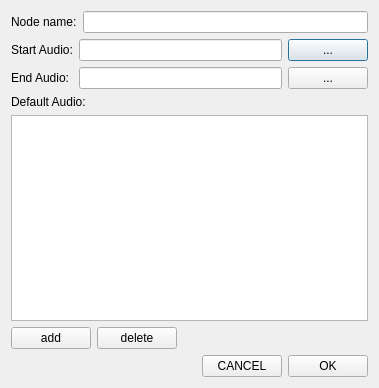
This is sourceFiles/Ui/setNodeInfoDialog/setNodeInfoDialog.ui in qeesung/ddBook as Qt 5 draws it before an edit. The edited form follows.
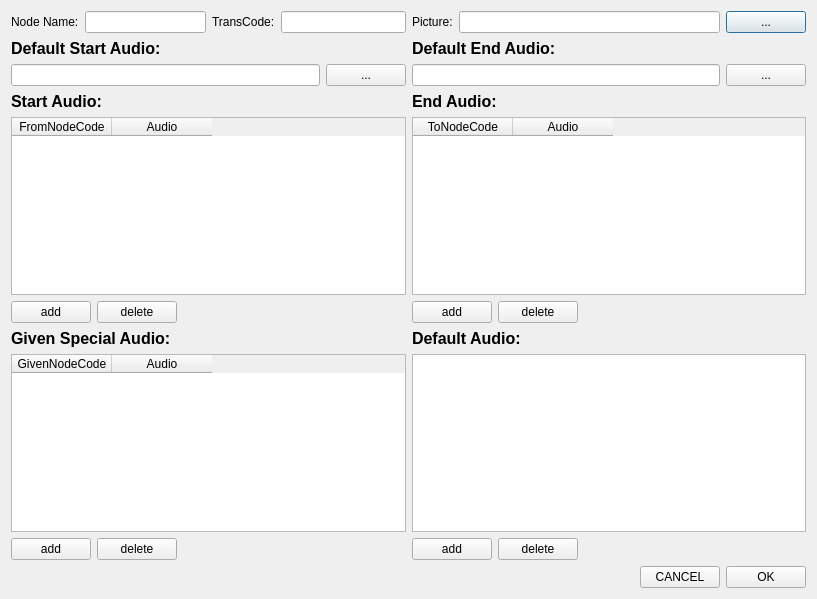
This is the edited form.

What changed in the file:
```diff
--- a/sourceFiles/Ui/setNodeInfoDialog/setNodeInfoDialog.ui
+++ b/sourceFiles/Ui/setNodeInfoDialog/setNodeInfoDialog.ui
@@ -6,22 +6,28 @@
    <rect>
     <x>0</x>
     <y>0</y>
-    <width>379</width>
-    <height>388</height>
+    <width>817</width>
+    <height>599</height>
    </rect>
   </property>
   <property name="windowTitle">
    <string>Dialog</string>
   </property>
-  <layout class="QGridLayout" name="gridLayout">
-   <item row="0" column="0">
+  <layout class="QVBoxLayout" name="verticalLayout_8">
+   <item>
     <layout class="QVBoxLayout" name="verticalLayout_7">
      <item>
+      <layout class="QVBoxLayout" name="verticalLayout_6">
+       <item>
+        <layout class="QHBoxLayout" name="horizontalLayout_14">
+         <item>
+          <layout class="QHBoxLayout" name="horizontalLayout_2">
+           <item>
       <layout class="QHBoxLayout" name="horizontalLayout_5">
        <item>
         <widget class="QLabel" name="label_4">
          <property name="text">
-          <string>Node name:</string>
+                <string>Node Name:</string>
          </property>
         </widget>
        </item>
@@ -31,56 +37,170 @@
       </layout>
      </item>
      <item>
-      <layout class="QVBoxLayout" name="verticalLayout_6">
+            <layout class="QHBoxLayout" name="horizontalLayout_11">
+             <item>
+              <widget class="QLabel" name="label_8">
+               <property name="text">
+                <string>TransCode:</string>
+               </property>
+              </widget>
+             </item>
+             <item>
+              <widget class="QLineEdit" name="transCodeLineEdit"/>
+             </item>
+            </layout>
+           </item>
+          </layout>
+         </item>
+         <item>
+          <layout class="QHBoxLayout" name="horizontalLayout_13">
+           <item>
+            <layout class="QHBoxLayout" name="horizontalLayout_12">
+             <item>
+              <widget class="QLabel" name="label_9">
+               <property name="text">
+                <string>Picture:</string>
+               </property>
+              </widget>
+             </item>
+             <item>
+              <widget class="QLineEdit" name="pictureLineEdit"/>
+             </item>
+            </layout>
+           </item>
+           <item>
+            <widget class="QPushButton" name="picturePushButton">
+             <property name="text">
+              <string>...</string>
+             </property>
+            </widget>
+           </item>
+          </layout>
+         </item>
+        </layout>
+       </item>
        <item>
         <layout class="QVBoxLayout" name="verticalLayout_5">
          <item>
-          <layout class="QVBoxLayout" name="verticalLayout_4">
+          <layout class="QHBoxLayout" name="horizontalLayout_15">
            <item>
-            <layout class="QHBoxLayout" name="horizontalLayout">
-             <item>
-              <layout class="QVBoxLayout" name="verticalLayout_3">
+            <layout class="QVBoxLayout" name="verticalLayout">
                <item>
                 <widget class="QLabel" name="label">
+               <property name="font">
+                <font>
+                 <pointsize>12</pointsize>
+                 <weight>75</weight>
+                 <bold>true</bold>
+                </font>
+               </property>
+               <property name="text">
+                <string>Default Start Audio:</string>
+               </property>
+              </widget>
+             </item>
+             <item>
+              <layout class="QHBoxLayout" name="horizontalLayout">
+               <item>
+                <widget class="QLineEdit" name="startAudioLineEdit"/>
+               </item>
+               <item>
+                <widget class="QPushButton" name="startAudioPushButton">
+                 <property name="sizePolicy">
+                  <sizepolicy hsizetype="Fixed" vsizetype="Fixed">
+                   <horstretch>0</horstretch>
+                   <verstretch>0</verstretch>
+                  </sizepolicy>
+                 </property>
+                 <property name="text">
+                  <string>...</string>
+                 </property>
+                </widget>
+               </item>
+              </layout>
+             </item>
+             <item>
+              <widget class="QLabel" name="label_5">
+               <property name="font">
+                <font>
+                 <pointsize>12</pointsize>
+                 <weight>75</weight>
+                 <bold>true</bold>
+                </font>
+               </property>
                  <property name="text">
                   <string>Start Audio:</string>
                  </property>
                 </widget>
                </item>
                <item>
-                <widget class="QLabel" name="label_2">
+              <widget class="QTableWidget" name="startAudioTableWidget">
+               <column>
                  <property name="text">
-                  <string>End Audio:</string>
-                 </property>
-                </widget>
-               </item>
+                 <string>FromNodeCode</string>
+                </property>
+               </column>
+               <column>
+                <property name="text">
+                 <string>Audio</string>
+                </property>
+               </column>
+              </widget>
+             </item>
+             <item>
+              <layout class="QHBoxLayout" name="horizontalLayout_6">
+               <item>
+                <widget class="QPushButton" name="startAudioAddPushButton">
+                 <property name="text">
+                  <string>add</string>
+                 </property>
+                </widget>
+               </item>
+               <item>
+                <widget class="QPushButton" name="startAudioDeletePushButton">
+                 <property name="text">
+                  <string>delete</string>
+                 </property>
+                </widget>
+               </item>
+               <item>
+                <spacer name="horizontalSpacer_3">
+                 <property name="orientation">
+                  <enum>Qt::Horizontal</enum>
+                 </property>
+                 <property name="sizeHint" stdset="0">
+                  <size>
+                   <width>40</width>
+                   <height>20</height>
+                  </size>
+                 </property>
+                </spacer>
+               </item>
+              </layout>
+             </item>
               </layout>
              </item>
              <item>
               <layout class="QVBoxLayout" name="verticalLayout_2">
                <item>
-                <widget class="QLineEdit" name="startAudioLineEdit"/>
-               </item>
+              <widget class="QLabel" name="label_2">
+               <property name="font">
+                <font>
+                 <pointsize>12</pointsize>
+                 <weight>75</weight>
+                 <bold>true</bold>
+                </font>
+               </property>
+               <property name="text">
+                <string>Default End Audio:</string>
+               </property>
+              </widget>
+             </item>
+             <item>
+              <layout class="QHBoxLayout" name="horizontalLayout_8">
                <item>
                 <widget class="QLineEdit" name="endAudioLineEdit"/>
                </item>
-              </layout>
-             </item>
-             <item>
-              <layout class="QVBoxLayout" name="verticalLayout">
-               <item>
-                <widget class="QPushButton" name="startAudioPushButton">
-                 <property name="sizePolicy">
-                  <sizepolicy hsizetype="Fixed" vsizetype="Fixed">
-                   <horstretch>0</horstretch>
-                   <verstretch>0</verstretch>
-                  </sizepolicy>
-                 </property>
-                 <property name="text">
-                  <string>...</string>
-                 </property>
-                </widget>
-               </item>
                <item>
                 <widget class="QPushButton" name="endAudioPushButton">
                  <property name="sizePolicy">
@@ -96,38 +216,171 @@
                </item>
               </layout>
              </item>
-            </layout>
-           </item>
+             <item>
+              <widget class="QLabel" name="label_6">
+               <property name="font">
+                <font>
+                 <pointsize>12</pointsize>
+                 <weight>75</weight>
+                 <bold>true</bold>
+                </font>
+               </property>
+               <property name="text">
+                <string>End Audio:</string>
+               </property>
+              </widget>
+             </item>
+             <item>
+              <widget class="QTableWidget" name="endAudioTableWidget">
+               <column>
+                <property name="text">
+                 <string>ToNodeCode</string>
+                </property>
+               </column>
+               <column>
+                <property name="text">
+                 <string>Audio</string>
+                </property>
+               </column>
+              </widget>
+             </item>
+             <item>
+              <layout class="QHBoxLayout" name="horizontalLayout_7">
+               <item>
+                <widget class="QPushButton" name="endAudioAddPushButton">
+                 <property name="text">
+                  <string>add</string>
+                 </property>
+                </widget>
+               </item>
+               <item>
+                <widget class="QPushButton" name="endAudioDeletePushButton">
+                 <property name="text">
+                  <string>delete</string>
+                 </property>
+                </widget>
+               </item>
+               <item>
+                <spacer name="horizontalSpacer_4">
+                 <property name="orientation">
+                  <enum>Qt::Horizontal</enum>
+                 </property>
+                 <property name="sizeHint" stdset="0">
+                  <size>
+                   <width>40</width>
+                   <height>20</height>
+                  </size>
+                 </property>
+                </spacer>
+               </item>
+              </layout>
+             </item>
+            </layout>
+           </item>
+          </layout>
+         </item>
+         <item>
+          <layout class="QHBoxLayout" name="horizontalLayout_16">
+           <item>
+            <layout class="QVBoxLayout" name="verticalLayout_3">
+             <item>
+              <widget class="QLabel" name="label_7">
+               <property name="font">
+                <font>
+                 <pointsize>12</pointsize>
+                 <weight>75</weight>
+                 <bold>true</bold>
+                </font>
+               </property>
+               <property name="text">
+                <string>Given Special Audio:</string>
+               </property>
+              </widget>
+             </item>
+             <item>
+              <widget class="QTableWidget" name="givenAudioTableWidget">
+               <column>
+                <property name="text">
+                 <string>GivenNodeCode</string>
+                </property>
+               </column>
+               <column>
+                <property name="text">
+                 <string>Audio</string>
+                </property>
+               </column>
+              </widget>
+             </item>
+             <item>
+              <layout class="QHBoxLayout" name="horizontalLayout_9">
+               <item>
+                <widget class="QPushButton" name="givenAudioAddPushButton">
+                 <property name="text">
+                  <string>add</string>
+                 </property>
+                </widget>
+               </item>
+               <item>
+                <widget class="QPushButton" name="givenAudioDeletePushButton">
+                 <property name="text">
+                  <string>delete</string>
+                 </property>
+                </widget>
+               </item>
+               <item>
+                <spacer name="horizontalSpacer_5">
+                 <property name="orientation">
+                  <enum>Qt::Horizontal</enum>
+                 </property>
+                 <property name="sizeHint" stdset="0">
+                  <size>
+                   <width>40</width>
+                   <height>20</height>
+                  </size>
+                 </property>
+                </spacer>
+               </item>
+              </layout>
+             </item>
+            </layout>
+           </item>
+           <item>
+            <layout class="QVBoxLayout" name="verticalLayout_4">
            <item>
             <widget class="QLabel" name="label_3">
+               <property name="font">
+                <font>
+                 <pointsize>12</pointsize>
+                 <weight>75</weight>
+                 <bold>true</bold>
+                </font>
+               </property>
              <property name="text">
               <string>Default Audio:</string>
              </property>
             </widget>
            </item>
            <item>
-            <widget class="QListWidget" name="defaultAudioListWidget"/>
-           </item>
-          </layout>
-         </item>
+              <widget class="QListWidget" name="defaultAudiotListWidget"/>
+             </item>
          <item>
-          <layout class="QHBoxLayout" name="horizontalLayout_2">
+              <layout class="QHBoxLayout" name="horizontalLayout_10">
            <item>
-            <widget class="QPushButton" name="addPushButton">
+                <widget class="QPushButton" name="defaultAudioAddPushButton">
              <property name="text">
               <string>add</string>
              </property>
             </widget>
            </item>
            <item>
-            <widget class="QPushButton" name="deletePushButton">
+                <widget class="QPushButton" name="defaultAudioDeletePushButton">
              <property name="text">
               <string>delete</string>
              </property>
             </widget>
            </item>
            <item>
-            <spacer name="horizontalSpacer">
+                <spacer name="horizontalSpacer_6">
              <property name="orientation">
               <enum>Qt::Horizontal</enum>
              </property>
@@ -138,6 +391,12 @@
               </size>
              </property>
             </spacer>
+               </item>
+              </layout>
+             </item>
+            </layout>
+           </item>
+          </layout>
            </item>
           </layout>
          </item>
@@ -173,8 +432,6 @@
               <string>  OK  </string>
              </property>
             </widget>
-           </item>
-          </layout>
          </item>
         </layout>
        </item>
```
Lines whose indentation alone changed are shown as unchanged.
